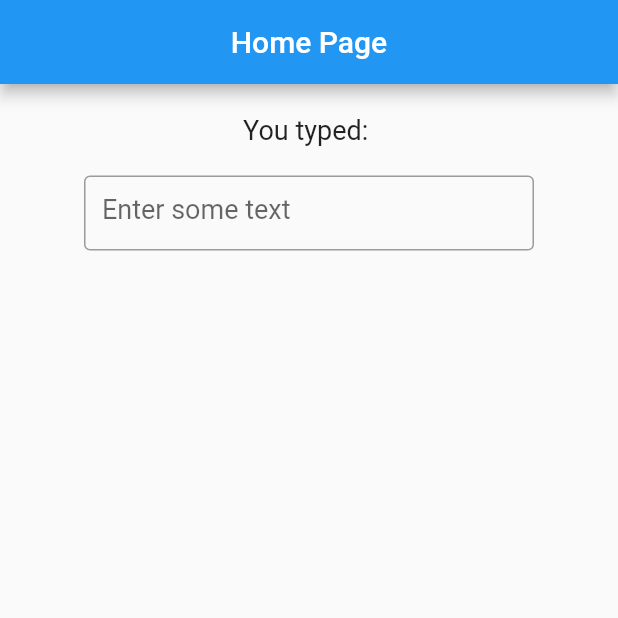
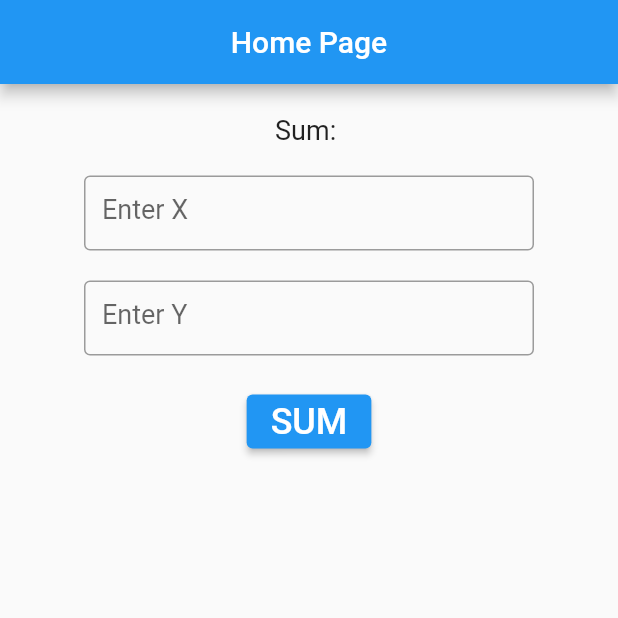
Before and after one commit to MarwCh/csci410-week5, a Flutter app: the screen it shows after launch, on a phone screen of 412 x 824 dp, the top half of it. Run offline on Flutter 3.47's test engine with Material 2 defaults, Android fonts, the phone set to English and light mode, and no system bars.

Commit message:
Part 2 includes multiple TextFields and an ElevationButton.

```diff
--- a/lib/home.dart
+++ b/lib/home.dart
@@ -1,4 +1,5 @@
 import 'package:flutter/material.dart';
+import 'package:flutter/services.dart';
 
 class Home extends StatefulWidget {
   const Home({Key? key}) : super(key: key);
@@ -8,13 +9,36 @@ class Home extends StatefulWidget {
 }
 
 class _HomeState extends State<Home> {
+  String _text = '';
+  double _x = -1, _y = -1;
 
-  String _text = '';
+  void updateText() {
+    setState(() {
+      if (_x == -1 || _y == -1) {
+        _text = 'Please fill all fields';
+      }
+      else {
+        _text = (_x + _y).toString();
+      }
+    });
+  }
 
-  void updateText(String text) {
-    setState(() {
-      _text = text;
-    });
+  void updateX(String x) {
+    if (x.trim() == '') {
+      _x = -1;
+    }
+    else {
+      _x = double.parse(x);
+    }
+  }
+
+  void updateY(String y) {
+    if (y.trim() == '') {
+      _y = -1;
+    }
+    else {
+      _y = double.parse(y);
+    }
   }
 
   @override
@@ -28,20 +52,39 @@ class _HomeState extends State<Home> {
           child: Column(
             children: [
               const SizedBox(height: 20.0),
-              Text('You typed: $_text', style: const TextStyle(fontSize: 18.0)),
-              const SizedBox(height: 20.0,),
-              SizedBox(width: 300.0, height: 50.0,
-                child: TextField(
-                  style: const TextStyle(fontSize: 18.0),
-                  decoration: const InputDecoration(
-                      border: OutlineInputBorder(), hintText: 'Enter some text'
-                  ),
-                  onChanged: (text) { updateText(text);},
-                ),
-              ),
+              Text('Sum: $_text', style: const TextStyle(fontSize: 18.0)),
+              const SizedBox(height: 20.0),
+              MyTextField(f: updateX, hint: 'Enter X'),
+              const SizedBox(height: 20.0),
+              MyTextField(f: updateY, hint: 'Enter Y'),
+              const SizedBox(height: 20.0),
+              ElevatedButton(onPressed: () {updateText();}, child: Text('SUM', style: TextStyle(fontSize: 24.0),))
             ],
           ),
         )
     );
   }
 }
+
+class MyTextField extends StatelessWidget {
+
+  Function(String) f;
+  String hint;
+
+  MyTextField({required this.hint, required this.f, super.key,});
+
+  @override
+  Widget build(BuildContext context) {
+    return SizedBox(width: 300.0, height: 50.0,
+      child: TextField(
+        keyboardType: TextInputType.number,
+        inputFormatters: [FilteringTextInputFormatter.allow(RegExp(r'[0-9.]'))],
+        style: const TextStyle(fontSize: 18.0),
+        decoration: InputDecoration(
+            border: const OutlineInputBorder(), hintText: hint
+        ),
+        onChanged: (text) { f(text);},
+      ),
+    );
+  }
+}
```
